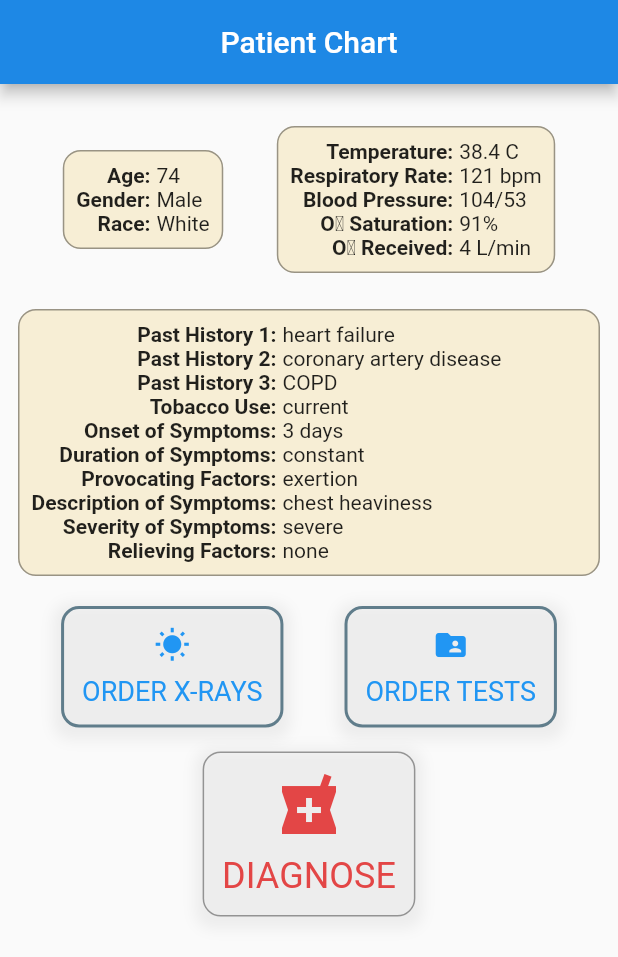
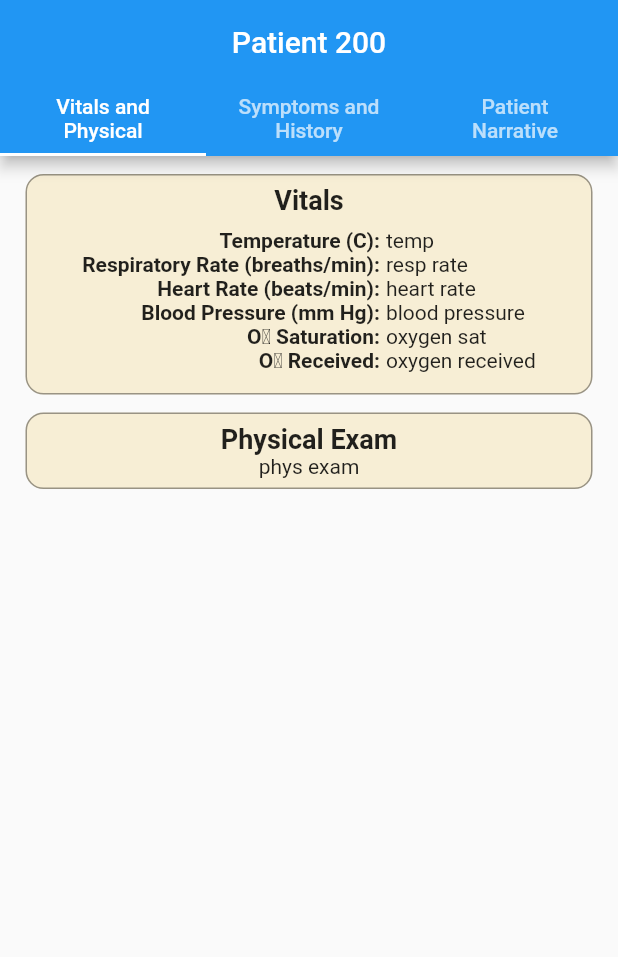
Before and after one commit to hrasheed53/LungDoctor, a Flutter app: the Game screen opened directly, after a tap on an icon or button, on a phone screen of 412 x 824 dp. Shown: the top 957 px of the screen. Run offline on Flutter 3.47's test engine with Material 2 defaults, Android fonts, the phone set to English and light mode, and no system bars; our stand-ins replace firebase_auth, google_sign_in; missing offline and left inert: condition; accounts and stored records are empty.

Commit message:
nascent NEW patientcard. just a draft, current local version has some errors

```diff
--- a/lib/patientcard.dart
+++ b/lib/patientcard.dart
@@ -1,3 +1,5 @@
+import 'dart:ui';
+
 import 'package:RESP2/testResults.dart';
 import 'package:RESP2/xrayResults.dart';
 import 'package:flutter/material.dart';
@@ -5,6 +7,7 @@ import 'package:flutter/rendering.dart';
 import 'diagnoseButton.dart';
 import 'package:path/path.dart';
 import 'xrayResults.dart';
+import 'package:condition/condition.dart';
 //import 'package:excel/excel.dart';
 // Uncomment lines 7 and 10 to view the visual layout at runtime.
 // import 'package:flutter/rendering.dart' show debugPaintSizeEnabled;
@@ -16,115 +19,226 @@ void main() {
   runApp(PatientCard());
 }
 
+//REPLACE BOOLS BELOW WITH LOGIC
+bool tobaccoUser = true;
+//some patients have no provocating factors listed:
+bool provocatingFactors = true;
+//some patients only have one or two histories listed:
+bool history2 = true;
+bool history3 = true;
+
+int caseIDint = 200;
+String caseID = caseIDint.toString();
+String demographics = "female, 25";
+String chartTitle = "Patient " + caseID;
+
 class PatientCard extends StatelessWidget {
   @override
   Widget build(BuildContext context) {
-    Widget demographics = Container(
-      margin: const EdgeInsets.only(left: 12.0, right: 12.0),
-      padding: const EdgeInsets.all(12),
-      //demographics and vital columns:
+    //---------------ONSET OF SYMPTOMS-----------------------------------
+    Widget onset = Container(
+      padding: const EdgeInsets.only(bottom: 6, top: 6),
+      decoration: BoxDecoration(
+        color: const Color(0x99f5e6bc),
+        border: Border.all(color: Colors.black38, width: 1),
+        //borderRadius: BorderRadius.circular(12),
+      ),
       child: Row(
-        mainAxisAlignment: MainAxisAlignment.spaceAround,
+        mainAxisAlignment: MainAxisAlignment.center,
         children: [
-          Container(
+          Text(
+            "Onset of Symptoms: ",
+            style: TextStyle(fontWeight: FontWeight.bold, fontSize: 18),
+          ),
+          Text("[x] days"),
+        ],
+      ),
+    ); //onset of symptoms
+
+    //---------------PATIENT'S SYMPTOMS-----------------------------------------
+    Widget symptoms = Text(
+      "symptoms list",
+    );
+
+    //--------------SYMPTOMS LIST BOX-----------------------------------------
+    Widget symptomsList = Container(
+      padding: const EdgeInsets.only(bottom: 6, top: 6),
       decoration: BoxDecoration(
         color: const Color(0x99f5e6bc),
         border: Border.all(color: Colors.black38, width: 1),
         borderRadius: BorderRadius.circular(12),
       ),
-            //demographics column
+      child: Column(
+        mainAxisAlignment: MainAxisAlignment.center,
+        children: [
+          Text(
+            "Symptoms",
+            style: TextStyle(fontWeight: FontWeight.bold, fontSize: 18),
+            textAlign: TextAlign.center,
+          ),
+          symptoms,
+        ],
+      ),
+    ); //symptoms list
+
+    //------------PATIENT'S HISTORY-----------------------------------------
+    Widget history = Text(
+      "history list",
+    );
+
+    //------------HISTORY LIST BOX-----------------------------------------
+    Widget historyList = Container(
+      padding: const EdgeInsets.only(bottom: 6, top: 6),
+      decoration: BoxDecoration(
+        color: const Color(0x99f5e6bc),
+        border: Border.all(color: Colors.black38, width: 1),
+        borderRadius: BorderRadius.circular(12),
+      ),
+      child: Column(
+        mainAxisAlignment: MainAxisAlignment.center,
+        children: [
+          Text(
+            "History",
+            style: TextStyle(fontWeight: FontWeight.bold, fontSize: 18),
+            textAlign: TextAlign.center,
+          ),
+          history,
+        ],
+      ),
+    );
+
+    //------------TOBACCO USE -- CHECK BOXES-----------------------------------------
+    Widget _tobaccoBoxes() {
+      return Container(
+          child: Conditioned(
+        cases: [
+          Case(
+            //IF SMOKER
+            tobaccoUser = true,
+            builder: () => Row(
+              mainAxisAlignment: MainAxisAlignment.spaceBetween,
+              children: [
+                Row(
+                  children: [
+                    Icon(Icons.check_box),
+                    Text("Yes"),
+                  ],
+                ),
+                Padding(padding: EdgeInsets.only(right: 12.0)),
+                Row(
+                  children: [
+                    Icon(Icons.check_box_outline_blank),
+                    Text("No"),
+                  ],
+                ),
+              ],
+            ),
+          ),
+          Case(
+            //IF NON-SMOKER
+            tobaccoUser = false,
+            builder: () => Row(
+              mainAxisAlignment: MainAxisAlignment.spaceBetween,
+              children: [
+                Row(
+                  children: [
+                    Icon(Icons.check_box_outline_blank),
+                    Text("Yes"),
+                  ],
+                ),
+                Row(
+                  children: [
+                    Icon(Icons.check_box),
+                    Text("No"),
+                  ],
+                ),
+              ],
+            ),
+          ),
+        ],
+        defaultBuilder: () => Icon(Icons.wb_sunny_rounded),
+      ));
+    }
+
+    //------------TOBACCO USE-----------------------------------------
+    Widget tobaccoUse = Container(
+      padding: const EdgeInsets.all(6.0),
+      decoration: BoxDecoration(
+        color: const Color(0x99f5e6bc),
+        border: Border.all(color: Colors.black38, width: 1),
+      ),
       child: Row(
+        mainAxisAlignment: MainAxisAlignment.spaceBetween,
+        children: [
+          Text(
+            "Tobacco use?",
+            style: TextStyle(fontWeight: FontWeight.bold, fontSize: 18),
+          ),
+          _tobaccoBoxes(),
+        ],
+      ),
+    );
+
+    //-----------TAB FOR SYMPTOMS, HISTORY, AND TOBACCO-----------------------------------------
+    Widget symptomsHistoryTab = Container(
+      margin: const EdgeInsets.only(left: 20.0, right: 20.0),
+      padding: const EdgeInsets.all(12),
+      child: Column(
+        //WHOLE COLUMN FOR TAB
+        mainAxisAlignment: MainAxisAlignment.start, //space between??
+        children: [
+          Row(
+            children: [Expanded(child: onset)],
+          ),
+          //onset,
+          Padding(padding: EdgeInsets.only(top: 12.0)),
+          Row(
+            children: [Expanded(child: symptomsList)],
+          ),
+          Padding(padding: EdgeInsets.only(top: 12.0)),
+          Row(
+            children: [Expanded(child: historyList)],
+          ),
+          Padding(padding: EdgeInsets.only(top: 12.0)),
+          Row(
+            children: [Expanded(child: tobaccoUse)],
+          ),
+        ], //BOXES OF TAB
+      ),
+    );
+
+    //---------VITALS--------------------------------------
+    Widget vitals = Row(
       crossAxisAlignment: CrossAxisAlignment.start,
       mainAxisAlignment: MainAxisAlignment.center,
       children: [
         Container(
-                  padding: const EdgeInsets.only(
-                      bottom: 8, top: 8, left: 8, right: 2),
+          padding: const EdgeInsets.only(bottom: 8, top: 8, left: 8, right: 2),
           child: Row(
             children: [
               Column(
                 crossAxisAlignment: CrossAxisAlignment.end,
                 children: [
                   Text(
-                            'Age:',
+                    'Temperature (C):',
                     style: TextStyle(
                       fontWeight: FontWeight.bold,
                     ),
                   ),
                   Text(
-                            'Gender:',
+                    'Respiratory Rate (breaths/min):',
                     style: TextStyle(
                       fontWeight: FontWeight.bold,
                     ),
                   ),
                   Text(
-                            'Race:',
-                            style: TextStyle(
-                              fontWeight: FontWeight.bold,
-                            ),
-                          ),
-                        ],
-                      ),
-                    ],
-                  ),
-                ),
-                Container(
-                  padding: const EdgeInsets.only(
-                      bottom: 8, top: 8, left: 2, right: 8),
-                  child: Row(
-                    children: [
-                      Column(
-                        crossAxisAlignment: CrossAxisAlignment.start,
-                        children: [
-                          Text(
-                            '74',
-                          ),
-                          Text(
-                            'Male',
-                          ),
-                          Text(
-                            'White',
-                          ),
-                        ],
-                      ),
-                    ],
-                  ),
-                ),
-              ],
-            ),
-          ),
-          Container(
-            decoration: BoxDecoration(
-              color: const Color(0x99f5e6bc),
-              border: Border.all(color: Colors.black38, width: 1),
-              borderRadius: BorderRadius.circular(12),
-            ),
-            child: Row(
-              crossAxisAlignment: CrossAxisAlignment.start,
-              mainAxisAlignment: MainAxisAlignment.center,
-              children: [
-                Container(
-                  padding: const EdgeInsets.only(
-                      bottom: 8, top: 8, left: 8, right: 2),
-                  child: Row(
-                    children: [
-                      Column(
-                        crossAxisAlignment: CrossAxisAlignment.end,
-                        children: [
-                          Text(
-                            'Temperature:',
+                    'Heart Rate (beats/min):',
                     style: TextStyle(
                       fontWeight: FontWeight.bold,
                     ),
                   ),
                   Text(
-                            'Respiratory Rate:',
-                            style: TextStyle(
-                              fontWeight: FontWeight.bold,
-                            ),
-                          ),
-                          Text(
-                            'Blood Pressure:',
+                    'Blood Pressure (mm Hg):',
                     style: TextStyle(
                       fontWeight: FontWeight.bold,
                     ),
@@ -147,27 +261,29 @@ class PatientCard extends StatelessWidget {
           ),
         ),
         Container(
-                  padding: const EdgeInsets.only(
-                      bottom: 8, top: 8, left: 2, right: 8),
+          padding: const EdgeInsets.only(bottom: 8, top: 8, left: 2, right: 8),
           child: Row(
             children: [
               Column(
                 crossAxisAlignment: CrossAxisAlignment.start,
                 children: [
                   Text(
-                            '38.4 C',
+                    'temp',
                   ),
                   Text(
-                            '121 bpm',
+                    'resp rate',
                   ),
                   Text(
-                            '104/53',
+                    'heart rate',
                   ),
                   Text(
-                            '91%',
+                    'blood pressure',
                   ),
                   Text(
-                            '4 L/min',
+                    'oxygen sat',
+                  ),
+                  Text(
+                    'oxygen received',
                   ),
                 ],
               ),
@@ -175,143 +291,109 @@ class PatientCard extends StatelessWidget {
           ),
         ),
       ],
-            ),
-          ),
-        ],
-      ),
     );
-
-    Color color = Theme.of(context).primaryColor;
-
-    Widget patientHistory = Container(
-      margin: const EdgeInsets.only(left: 12.0, right: 12.0),
+    //---------VITALS LIST--------------------------------------
+    Widget vitalsList = Container(
+      padding: const EdgeInsets.only(bottom: 6, top: 6),
       decoration: BoxDecoration(
         color: const Color(0x99f5e6bc),
         border: Border.all(color: Colors.black38, width: 1),
         borderRadius: BorderRadius.circular(12),
       ),
-      child: Row(
-        crossAxisAlignment: CrossAxisAlignment.start,
-        children: [
-          Container(
-            padding:
-                const EdgeInsets.only(bottom: 8, top: 8, left: 8, right: 2),
-            child: Row(
-              children: [
-                Column(
-                  crossAxisAlignment: CrossAxisAlignment.end,
+      child: Column(
+        mainAxisAlignment: MainAxisAlignment.center,
         children: [
           Text(
-                      'Past History 1:',
-                      style: TextStyle(
-                        fontWeight: FontWeight.bold,
+            "Vitals",
+            style: TextStyle(fontWeight: FontWeight.bold, fontSize: 18),
+            textAlign: TextAlign.center,
           ),
-                    ),
-                    Text(
-                      'Past History 2:',
-                      style: TextStyle(
-                        fontWeight: FontWeight.bold,
-                      ),
-                    ),
-                    Text(
-                      'Past History 3:',
-                      style: TextStyle(
-                        fontWeight: FontWeight.bold,
-                      ),
-                    ),
-                    Text(
-                      'Tobacco Use:',
-                      style: TextStyle(
-                        fontWeight: FontWeight.bold,
-                      ),
-                    ),
-                    Text(
-                      'Onset of Symptoms:',
-                      style: TextStyle(
-                        fontWeight: FontWeight.bold,
-                      ),
-                    ),
-                    Text(
-                      'Duration of Symptoms:',
-                      style: TextStyle(
-                        fontWeight: FontWeight.bold,
-                      ),
-                    ),
-                    Text(
-                      'Provocating Factors:',
-                      style: TextStyle(
-                        fontWeight: FontWeight.bold,
-                      ),
-                    ),
-                    Text(
-                      'Description of Symptoms:',
-                      style: TextStyle(
-                        fontWeight: FontWeight.bold,
-                      ),
-                    ),
-                    Text(
-                      'Severity of Symptoms:',
-                      style: TextStyle(
-                        fontWeight: FontWeight.bold,
-                      ),
-                    ),
-                    Text(
-                      'Relieving Factors:',
-                      style: TextStyle(
-                        fontWeight: FontWeight.bold,
-                      ),
-                    ),
-                  ],
-                ),
-              ],
-            ),
-          ),
-          Container(
-            padding:
-                const EdgeInsets.only(bottom: 8, top: 8, left: 2, right: 8),
-            child: Row(
-              children: [
-                Column(
-                  crossAxisAlignment: CrossAxisAlignment.start,
-                  children: [
-                    Text(
-                      'heart failure',
-                    ),
-                    Text(
-                      'coronary artery disease',
-                    ),
-                    Text(
-                      'COPD',
-                    ),
-                    Text(
-                      'current',
-                    ),
-                    Text(
-                      '3 days',
-                    ),
-                    Text(
-                      'constant',
-                    ),
-                    Text(
-                      'exertion',
-                    ),
-                    Text(
-                      'chest heaviness',
-                    ),
-                    Text(
-                      'severe',
-                    ),
-                    Text(
-                      'none',
-                    ),
-                  ],
-                ),
-              ],
-            ),
-          ),
+          vitals,
         ],
       ),
     );
+    //---------PHYSICAL RESULTS--------------------------------------
+    Widget physical = Text(
+      "phys exam",
+    );
+    //---------PHYSICAL EXAM--------------------------------------
+    Widget physicalExam = Container(
+      padding: const EdgeInsets.only(bottom: 6, top: 6),
+      decoration: BoxDecoration(
+        color: const Color(0x99f5e6bc),
+        border: Border.all(color: Colors.black38, width: 1),
+        borderRadius: BorderRadius.circular(12),
+      ),
+      child: Column(
+        mainAxisAlignment: MainAxisAlignment.center,
+        children: [
+          Text(
+            "Physical Exam",
+            style: TextStyle(fontWeight: FontWeight.bold, fontSize: 18),
+            textAlign: TextAlign.center,
+          ),
+          physical,
+        ],
+      ),
+    );
+    //---------VITALS AND PHYSICAL EXAM TAB--------------------------------------
+    Widget vitalsPhysicalTab = Container(
+      margin: const EdgeInsets.only(left: 5.0, right: 5.0),
+      padding: const EdgeInsets.all(12),
+      child: Column(
+        //WHOLE COLUMN FOR TAB
+        mainAxisAlignment: MainAxisAlignment.start, //space between??
+        children: [
+          Row(
+            children: [Expanded(child: vitalsList)],
+          ),
+          //onset,
+          Padding(padding: EdgeInsets.only(top: 12.0)),
+          Row(
+            children: [Expanded(child: physicalExam)],
+          ),
+        ], //BOXES OF TAB
+      ),
+    );
+
+    //---------NARRATIVE TEXT--------------------------------------
+    Widget narrative = Text("narrative text");
+    //---------NARRATIVE BOX--------------------------------------
+    Widget narrativeBox = Container(
+      padding: const EdgeInsets.only(bottom: 6, top: 6),
+      decoration: BoxDecoration(
+        color: const Color(0x99f5e6bc),
+        border: Border.all(color: Colors.black38, width: 1),
+        borderRadius: BorderRadius.circular(12),
+      ),
+      child: Column(
+        mainAxisAlignment: MainAxisAlignment.center,
+        children: [
+          Text(
+            "Patient Narrative",
+            style: TextStyle(fontWeight: FontWeight.bold, fontSize: 18),
+            textAlign: TextAlign.center,
+          ),
+          narrative,
+        ],
+      ),
+    );
+    //---------PATIENT NARRATIVE TAB--------------------------------------
+    Widget narrativeTab = Container(
+      margin: const EdgeInsets.only(left: 20.0, right: 20.0),
+      padding: const EdgeInsets.all(12),
+      child: Column(
+        //WHOLE COLUMN FOR TAB
+        mainAxisAlignment: MainAxisAlignment.start, //space between??
+        children: [
+          Row(
+            children: [Expanded(child: narrativeBox)],
+          ),
+        ], //BOXES OF TAB
+      ),
+    );
+
+    Color color = Theme.of(context).primaryColor;
 
 //---------------------------------------------------------------------------------
 //-----------------------X-RAYS AND TESTS BUTTONS----------------------------------
@@ -347,7 +429,6 @@ class PatientCard extends StatelessWidget {
       ),
 //-----------------------END ORDER TESTS BUTTON----------------------------------
     );
-
 //-----------------------BUTTON FOR DIAGNOSING----------------------------------
     Widget diagnoseButton = Container(
       child: Row(
@@ -365,30 +446,60 @@ class PatientCard extends StatelessWidget {
     );
 //-----------------------END BUTTON FOR DIAGNOSING----------------------------------
 
+    //-----------------------PATIENT CARD FINAL SETUP------------------------
     return MaterialApp(
-      title: 'Patient Chart',
-      home: Scaffold(
+      title: chartTitle,
+      home: DefaultTabController(
+        length: 3,
+        child: Scaffold(
           appBar: AppBar(
+            bottom: TabBar(
+              tabs: [
+                Tab(
+                  child: Align(
+                    alignment: Alignment.center,
+                    child: Text(
+                      "Vitals and Physical",
+                      textAlign: TextAlign.center,
+                    ),
+                  ),
+                ),
+                Tab(
+                  child: Align(
+                    alignment: Alignment.center,
+                    child: Text(
+                      "Symptoms and History",
+                      textAlign: TextAlign.center,
+                    ),
+                  ),
+                ),
+                Tab(
+                  child: Align(
+                    alignment: Alignment.center,
+                    child: Text(
+                      "Patient Narrative",
+                      textAlign: TextAlign.center,
+                    ),
+                  ),
+                ),
+              ],
+            ),
+            title: Text(chartTitle),
             centerTitle: true,
-          backgroundColor: Colors.blue[600],
-          title: Text('Patient Chart'),
           ),
-        body: ListView(
+          body: TabBarView(
             children: [
-            Padding(padding: EdgeInsets.only(top: 16.0)),
-            demographics,
-            Padding(padding: EdgeInsets.only(top: 12.0)),
-            patientHistory,
-            Padding(padding: EdgeInsets.only(top: 20.0)),
-            buttonSection,
-            Padding(padding: EdgeInsets.only(top: 16.0)),
-            diagnoseButton
+              vitalsPhysicalTab,
+              symptomsHistoryTab,
+              narrativeTab,
             ],
+          ),
         ),
       ),
     );
   }
 
+  //-------------------------HELPER FUNCTIONS------------------------------------
   Column _buildButtonColumn(Color color, IconData icon, String label) {
     return Column(
       children: [
```
Lines whose indentation alone changed are shown as unchanged.
